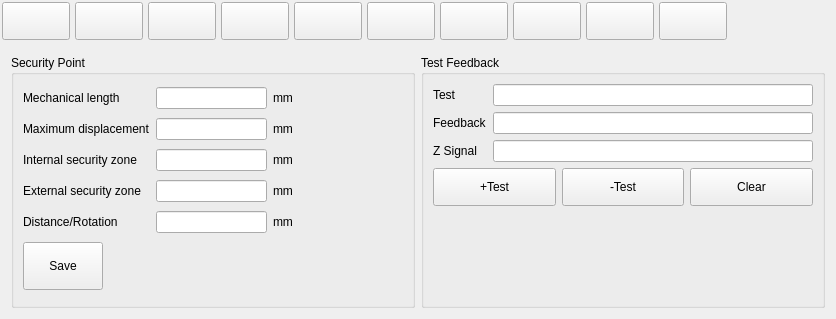
Qt form hcsettings/icmachinestructpage.ui (GaussCheng/2-5AxisPunch) before a commit.
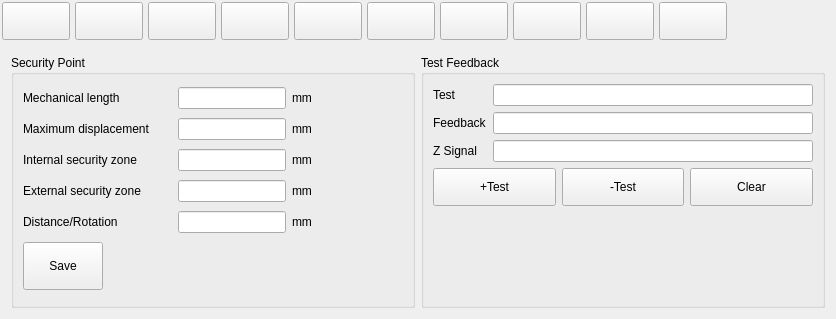
The same form after that commit. Custom widgets are drawn as their Qt base class.

Diff of the .ui file:
```diff
--- a/hcsettings/icmachinestructpage.ui
+++ b/hcsettings/icmachinestructpage.ui
@@ -238,6 +238,18 @@
           </item>
           <item row="0" column="0">
            <widget class="QLabel" name="label">
+            <property name="sizePolicy">
+             <sizepolicy hsizetype="Fixed" vsizetype="Preferred">
+              <horstretch>0</horstretch>
+              <verstretch>0</verstretch>
+             </sizepolicy>
+            </property>
+            <property name="minimumSize">
+             <size>
+              <width>149</width>
+              <height>0</height>
+             </size>
+            </property>
             <property name="text">
              <string>Mechanical length</string>
             </property>
@@ -248,6 +260,18 @@
           </item>
           <item row="0" column="2">
            <widget class="QLabel" name="label_3">
+            <property name="sizePolicy">
+             <sizepolicy hsizetype="Fixed" vsizetype="Preferred">
+              <horstretch>0</horstretch>
+              <verstretch>0</verstretch>
+             </sizepolicy>
+            </property>
+            <property name="minimumSize">
+             <size>
+              <width>26</width>
+              <height>0</height>
+             </size>
+            </property>
             <property name="text">
              <string>mm</string>
             </property>
@@ -255,6 +279,18 @@
           </item>
           <item row="1" column="0">
            <widget class="QLabel" name="label_2">
+            <property name="sizePolicy">
+             <sizepolicy hsizetype="Fixed" vsizetype="Preferred">
+              <horstretch>0</horstretch>
+              <verstretch>0</verstretch>
+             </sizepolicy>
+            </property>
+            <property name="minimumSize">
+             <size>
+              <width>149</width>
+              <height>0</height>
+             </size>
+            </property>
             <property name="text">
              <string>Maximum displacement</string>
             </property>
@@ -265,6 +301,18 @@
           </item>
           <item row="1" column="2">
            <widget class="QLabel" name="label_4">
+            <property name="sizePolicy">
+             <sizepolicy hsizetype="Fixed" vsizetype="Preferred">
+              <horstretch>0</horstretch>
+              <verstretch>0</verstretch>
+             </sizepolicy>
+            </property>
+            <property name="minimumSize">
+             <size>
+              <width>26</width>
+              <height>0</height>
+             </size>
+            </property>
             <property name="text">
              <string>mm</string>
             </property>
@@ -272,6 +320,18 @@
           </item>
           <item row="2" column="0">
            <widget class="QLabel" name="minLabel">
+            <property name="sizePolicy">
+             <sizepolicy hsizetype="Fixed" vsizetype="Preferred">
+              <horstretch>0</horstretch>
+              <verstretch>0</verstretch>
+             </sizepolicy>
+            </property>
+            <property name="minimumSize">
+             <size>
+              <width>149</width>
+              <height>0</height>
+             </size>
+            </property>
             <property name="text">
              <string>Internal security zone</string>
             </property>
@@ -282,6 +342,18 @@
           </item>
           <item row="2" column="2">
            <widget class="QLabel" name="minUnitLabel">
+            <property name="sizePolicy">
+             <sizepolicy hsizetype="Fixed" vsizetype="Preferred">
+              <horstretch>0</horstretch>
+              <verstretch>0</verstretch>
+             </sizepolicy>
+            </property>
+            <property name="minimumSize">
+             <size>
+              <width>26</width>
+              <height>0</height>
+             </size>
+            </property>
             <property name="text">
              <string>mm</string>
             </property>
@@ -289,6 +361,18 @@
           </item>
           <item row="3" column="0">
            <widget class="QLabel" name="maxLabel">
+            <property name="sizePolicy">
+             <sizepolicy hsizetype="Fixed" vsizetype="Preferred">
+              <horstretch>0</horstretch>
+              <verstretch>0</verstretch>
+             </sizepolicy>
+            </property>
+            <property name="minimumSize">
+             <size>
+              <width>149</width>
+              <height>0</height>
+             </size>
+            </property>
             <property name="text">
              <string>External security zone</string>
             </property>
@@ -299,6 +383,18 @@
           </item>
           <item row="3" column="2">
            <widget class="QLabel" name="maxUnitLabel">
+            <property name="sizePolicy">
+             <sizepolicy hsizetype="Fixed" vsizetype="Preferred">
+              <horstretch>0</horstretch>
+              <verstretch>0</verstretch>
+             </sizepolicy>
+            </property>
+            <property name="minimumSize">
+             <size>
+              <width>26</width>
+              <height>0</height>
+             </size>
+            </property>
             <property name="text">
              <string>mm</string>
             </property>
@@ -306,6 +402,18 @@
           </item>
           <item row="4" column="0">
            <widget class="QLabel" name="label_8">
+            <property name="sizePolicy">
+             <sizepolicy hsizetype="Fixed" vsizetype="Preferred">
+              <horstretch>0</horstretch>
+              <verstretch>0</verstretch>
+             </sizepolicy>
+            </property>
+            <property name="minimumSize">
+             <size>
+              <width>149</width>
+              <height>0</height>
+             </size>
+            </property>
             <property name="text">
              <string>Distance/Rotation</string>
             </property>
@@ -316,6 +424,18 @@
           </item>
           <item row="4" column="2">
            <widget class="QLabel" name="label_11">
+            <property name="sizePolicy">
+             <sizepolicy hsizetype="Fixed" vsizetype="Preferred">
+              <horstretch>0</horstretch>
+              <verstretch>0</verstretch>
+             </sizepolicy>
+            </property>
+            <property name="minimumSize">
+             <size>
+              <width>26</width>
+              <height>0</height>
+             </size>
+            </property>
             <property name="text">
              <string>mm</string>
             </property>
```
